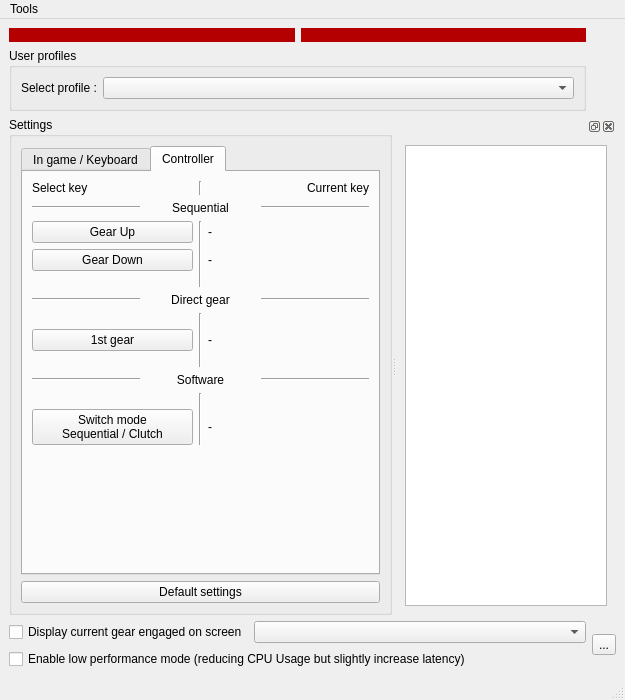
First picture: the form in BrokenTC2/mainwindow.ui, repository BrokenGameNoob/BrokenTC2, before the edit.
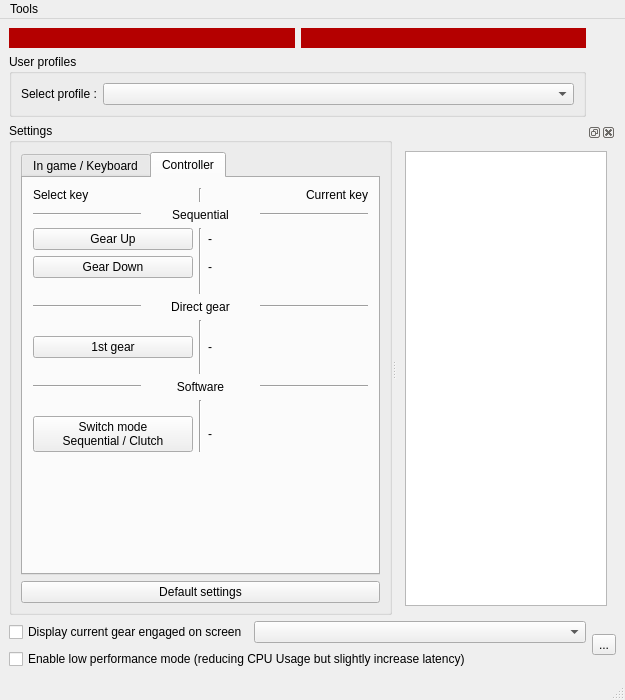
Second picture: the form after the edit. Icons and pictures are not drawn. Custom widgets are drawn as their Qt base class.

Commit message: fixed line appearance

What changed in the file:
```diff
--- a/BrokenTC2/mainwindow.ui
+++ b/BrokenTC2/mainwindow.ui
@@ -552,10 +552,51 @@
             </layout>
            </widget>
           </widget>
-          <widget class="QWidget" name="tb_settingsPage2">
+          <widget class="QScrollArea" name="tb_settingsPage2">
+           <property name="sizePolicy">
+            <sizepolicy hsizetype="Maximum" vsizetype="Maximum">
+             <horstretch>0</horstretch>
+             <verstretch>0</verstretch>
+            </sizepolicy>
+           </property>
+           <property name="minimumSize">
+            <size>
+             <width>355</width>
+             <height>0</height>
+            </size>
+           </property>
+           <property name="styleSheet">
+            <string notr="true">QScrollArea#tb_settingsPage2{
+background-color: rgba(255, 255, 255, 0);
+}</string>
+           </property>
+           <property name="widgetResizable">
+            <bool>true</bool>
+           </property>
            <attribute name="title">
             <string>Controller</string>
            </attribute>
+           <widget class="QWidget" name="scrollAreaWidgetContents2">
+            <property name="geometry">
+             <rect>
+              <x>0</x>
+              <y>0</y>
+              <width>336</width>
+              <height>368</height>
+             </rect>
+            </property>
+            <property name="minimumSize">
+             <size>
+              <width>0</width>
+              <height>0</height>
+             </size>
+            </property>
+            <property name="styleSheet">
+             <string notr="true">QWidget#scrollAreaWidgetContents2{
+	background-color: rgba(255, 255, 255, 0);
+}
+</string>
+            </property>
            <layout class="QGridLayout" name="gridLayout_3">
             <item row="2" column="0">
              <widget class="QPushButton" name="pb_selectButton_GUp">
@@ -836,6 +877,7 @@
              </widget>
             </item>
            </layout>
+           </widget>
           </widget>
          </widget>
         </item>
```
Left out of the diff: 6 changed lines with no effect on the pictures. Lines whose indentation alone changed are shown as unchanged. The commit also changes 1 other file.
